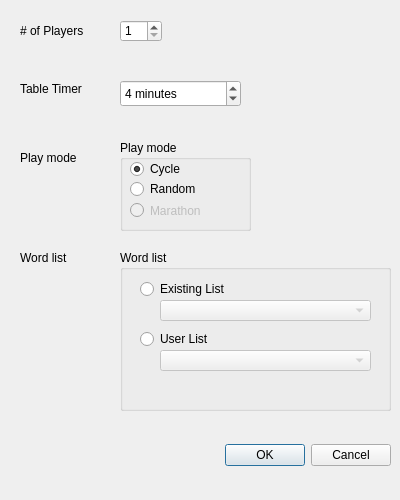
Before: the Qt Designer form trunk/client/src/tableCreateForm.ui in domino14/aerolithdesktop, drawn with Qt 5.
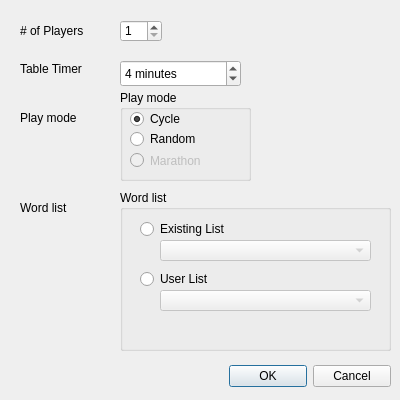
After: the same form once the commit is applied.

Diff of the .ui file:
```diff
--- a/trunk/client/src/tableCreateForm.ui
+++ b/trunk/client/src/tableCreateForm.ui
@@ -6,19 +6,19 @@
     <x>0</x>
     <y>0</y>
     <width>400</width>
-    <height>500</height>
+    <height>400</height>
    </rect>
   </property>
   <property name="minimumSize" >
    <size>
     <width>400</width>
-    <height>500</height>
+    <height>400</height>
    </size>
   </property>
   <property name="maximumSize" >
    <size>
     <width>400</width>
-    <height>500</height>
+    <height>400</height>
    </size>
   </property>
   <property name="windowTitle" >
@@ -31,7 +31,7 @@
    <property name="geometry" >
     <rect>
      <x>20</x>
-     <y>150</y>
+     <y>110</y>
      <width>91</width>
      <height>16</height>
     </rect>
@@ -73,7 +73,7 @@
    <property name="geometry" >
     <rect>
      <x>20</x>
-     <y>80</y>
+     <y>60</y>
      <width>91</width>
      <height>17</height>
     </rect>
@@ -86,7 +86,7 @@
    <property name="geometry" >
     <rect>
      <x>20</x>
-     <y>250</y>
+     <y>200</y>
      <width>91</width>
      <height>16</height>
     </rect>
@@ -99,7 +99,7 @@
    <property name="geometry" >
     <rect>
      <x>120</x>
-     <y>250</y>
+     <y>190</y>
      <width>271</width>
      <height>161</height>
     </rect>
@@ -163,10 +163,10 @@
   <widget class="QDialogButtonBox" name="buttonBox" >
    <property name="geometry" >
     <rect>
-     <x>140</x>
-     <y>440</y>
-     <width>251</width>
-     <height>31</height>
+     <x>229</x>
+     <y>360</y>
+     <width>162</width>
+     <height>32</height>
     </rect>
    </property>
    <property name="orientation" >
@@ -180,7 +180,7 @@
    <property name="geometry" >
     <rect>
      <x>120</x>
-     <y>80</y>
+     <y>60</y>
      <width>121</width>
      <height>27</height>
     </rect>
@@ -205,7 +205,7 @@
    <property name="geometry" >
     <rect>
      <x>120</x>
-     <y>140</y>
+     <y>90</y>
      <width>131</width>
      <height>91</height>
     </rect>
```
